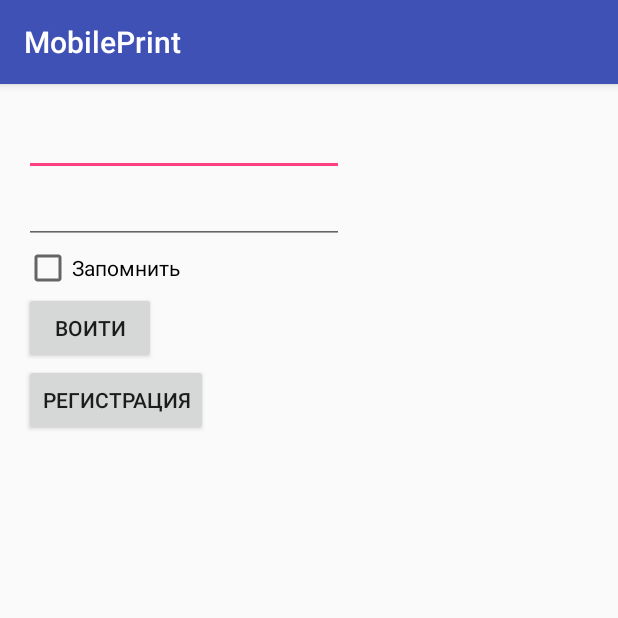
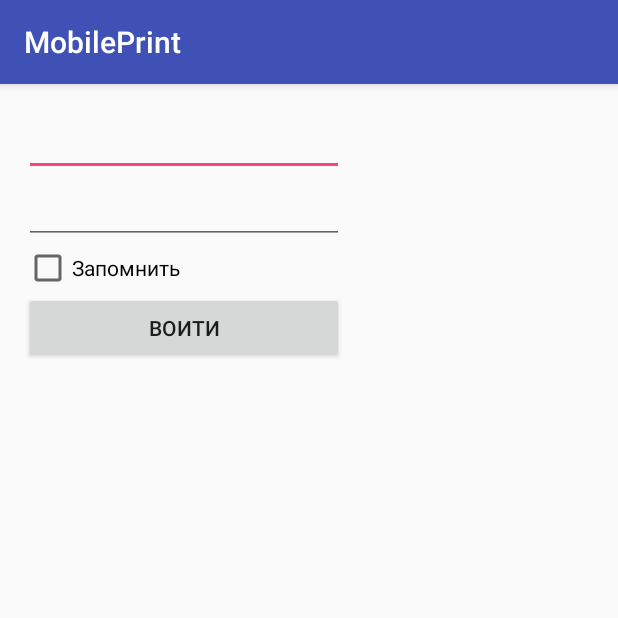
Before and after one commit to nexerd/MobilePrint, an Android app: the screen it shows after launch (AuthActivity), on a phone screen of 412 x 824 dp, the top half of it. Run offline under Robolectric (Android 15) with nearby library versions, the phone set to English and light mode, and no system bars; 2 statements that could not run were skipped.

```diff
--- a/app/src/main/java/ispu442/mobileprint/activities/AuthActivity.java
+++ b/app/src/main/java/ispu442/mobileprint/activities/AuthActivity.java
@@ -9,8 +9,7 @@ import android.widget.Toast;
 import ispu442.mobileprint.R;
 import ispu442.mobileprint.fragments.SingInFragment;
 
-public class AuthActivity extends AppCompatActivity
-    implements SingInFragment.OnSignUpButtonClick {
+public class AuthActivity extends AppCompatActivity {
 
     @Override
     protected void onCreate(Bundle savedInstanceState) {
@@ -23,10 +22,4 @@ public class AuthActivity extends AppCompatActivity
         transaction.addToBackStack(null);
         transaction.commit();
     }
-
-    @Override
-    public void onSignUpButtonClick() {
-        Toast toast = Toast.makeText(this, "Кликнули на кнопку регистрации", Toast.LENGTH_LONG);
-        toast.show();
-    }
 }
--- a/app/src/main/java/ispu442/mobileprint/activities/MainActivity.java
+++ b/app/src/main/java/ispu442/mobileprint/activities/MainActivity.java
@@ -1,6 +1,8 @@
 package ispu442.mobileprint.activities;
 
+import android.content.BroadcastReceiver;
 import android.content.Intent;
+import android.content.IntentFilter;
 import android.support.v4.app.Fragment;
 import android.support.v4.app.FragmentTransaction;
 import android.support.v4.widget.DrawerLayout;
@@ -14,6 +16,7 @@ import android.widget.ListView;
 import android.widget.Toast;
 
 import ispu442.mobileprint.R;
+import ispu442.mobileprint.broadcastrecivers.OrdersUpdateReceiver;
 import ispu442.mobileprint.contolers.UserController;
 import ispu442.mobileprint.fragments.OrdersFragment;
 import ispu442.mobileprint.fragments.PrintShopsFragment;
@@ -32,15 +35,23 @@ public class MainActivity extends AppCompatActivity
     private ListView leftBarList;
     private DrawerLayout drawerLayout;
     private Fragment currentFragment = null;
+    private BroadcastReceiver ordersUpdateReciver;
 
     @Override
     protected void onCreate(Bundle savedInstanceState) {
         super.onCreate(savedInstanceState);
+        SetOrdersReciver();
         StartOrderService();
         setContentView(R.layout.activity_main);
         GetViews();
         SetLeftBarList();
         SubscribeViews();
+    }
+
+    private void SetOrdersReciver()
+    {
+        ordersUpdateReciver = new OrdersUpdateReceiver();
+        registerReceiver(ordersUpdateReciver, new IntentFilter(OrdersUpdateReceiver.ACTION_NAME));
     }
 
     private void StartOrderService()
--- a/app/src/main/java/ispu442/mobileprint/fragments/SingInFragment.java
+++ b/app/src/main/java/ispu442/mobileprint/fragments/SingInFragment.java
@@ -18,8 +18,6 @@ import ispu442.mobileprint.contolers.UserController;
 import ispu442.mobileprint.utilities.AsyncAction;
 
 public class SingInFragment extends Fragment {
-
-    private OnSignUpButtonClick mListener;
 
     private Button SingUpButton;
     private Button EnterButton;
@@ -53,7 +51,6 @@ public class SingInFragment extends Fragment {
     private void GetViews()
     {
         View view = getView();
-        SingUpButton = (Button) view.findViewById(R.id.SingInSignUpButton);
         EnterButton = (Button) view.findViewById(R.id.SingInEnterButton);
         Remember = (CheckBox) view.findViewById(R.id.SingInRemember);
         Login = (EditText) view.findViewById(R.id.SingInLogin);
@@ -62,14 +59,6 @@ public class SingInFragment extends Fragment {
 
     private void SubscribeViews()
     {
-        SingUpButton.setOnClickListener(new View.OnClickListener() {
-            @Override
-            public void onClick(View v)
-            {
-                mListener.onSignUpButtonClick();
-            }
-        });
-
         EnterButton.setOnClickListener(new View.OnClickListener(){
             @Override
             public void onClick(View v)
@@ -112,24 +101,13 @@ public class SingInFragment extends Fragment {
     @Override
     public void onAttach(Context context) {
         super.onAttach(context);
-        if (context instanceof OnSignUpButtonClick) {
-            mListener = (OnSignUpButtonClick) context;
-        } else {
-            throw new RuntimeException(context.toString()
-                    + " must implement OnSignUpButtonClick");
-        }
     }
 
     @Override
     public void onDetach() {
         super.onDetach();
-        mListener = null;
         SingUpButton = null;
         EnterButton = null;
         Remember = null;
     }
-
-    public interface OnSignUpButtonClick {
-        void onSignUpButtonClick();
-    }
 }
--- a/app/src/main/res/layout/fragment_sing_in.xml
+++ b/app/src/main/res/layout/fragment_sing_in.xml
@@ -23,12 +23,8 @@
         android:id="@+id/SingInRemember" />
     <Button
         android:text="Воити"
-        android:layout_width="wrap_content"
+        android:layout_gravity="center_horizontal"
+        android:layout_width="match_parent"
         android:layout_height="wrap_content"
         android:id="@+id/SingInEnterButton"/>
-    <Button
-        android:text="Регистрация"
-        android:layout_width="wrap_content"
-        android:layout_height="wrap_content"
-        android:id="@+id/SingInSignUpButton"/>
 </LinearLayout>
```
Also changed, not shown: app/src/main/java/ispu442/mobileprint/services/OrderService.java (+5 -2 lines).
